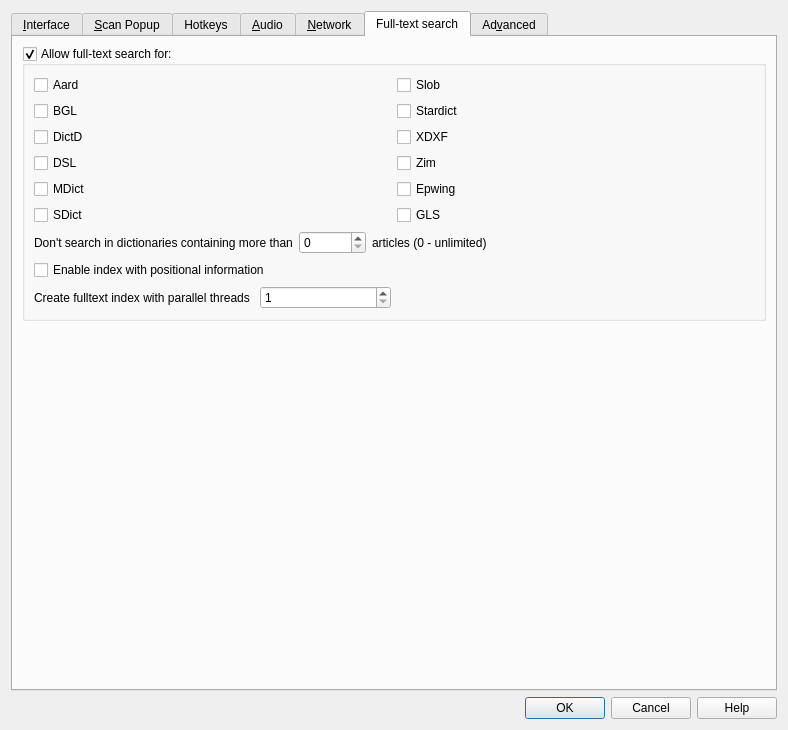
The window that src/ui/preferences.ui (xiaoyifang/goldendict-ng) describes before a commit, drawn with Qt 5.
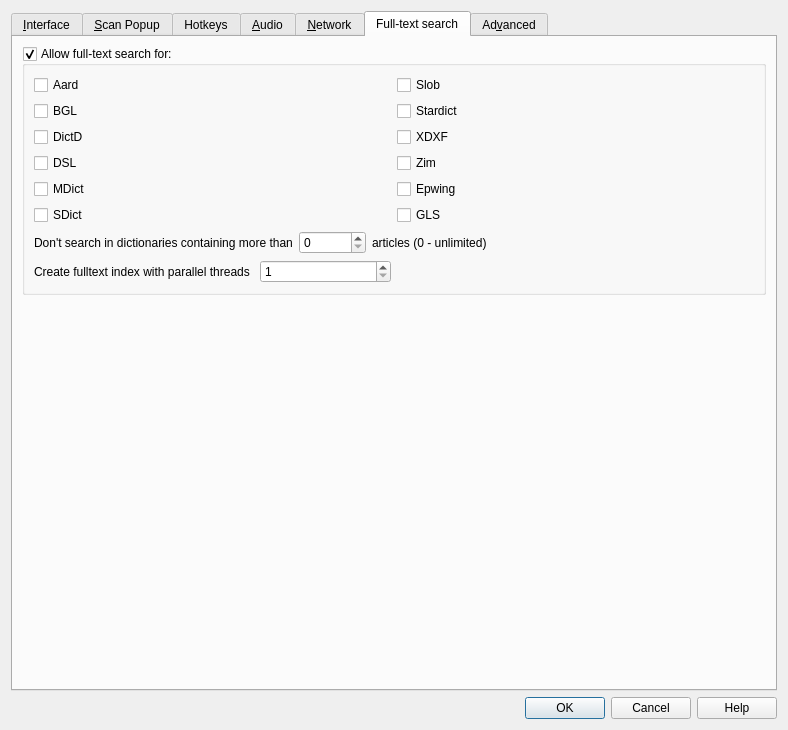
The same window after the commit. The open tabs and pages were chosen to show the change. Icons and pictures are not drawn. Custom widgets are drawn as their Qt base class.

```diff
--- a/src/ui/preferences.ui
+++ b/src/ui/preferences.ui
@@ -1377,16 +1377,6 @@
             </property>
            </widget>
           </item>
-          <item row="7" column="0" colspan="2">
-           <widget class="QCheckBox" name="enablePosition">
-            <property name="toolTip">
-             <string>Positional information is required to use Xapian's phrase searching and NEAR operator, but the database size will be much bigger. Applies only to new incoming dictionaries.</string>
-            </property>
-            <property name="text">
-             <string>Enable index with positional information</string>
-            </property>
-           </widget>
-          </item>
           <item row="1" column="0">
            <widget class="QCheckBox" name="allowBGL">
             <property name="text">
```
